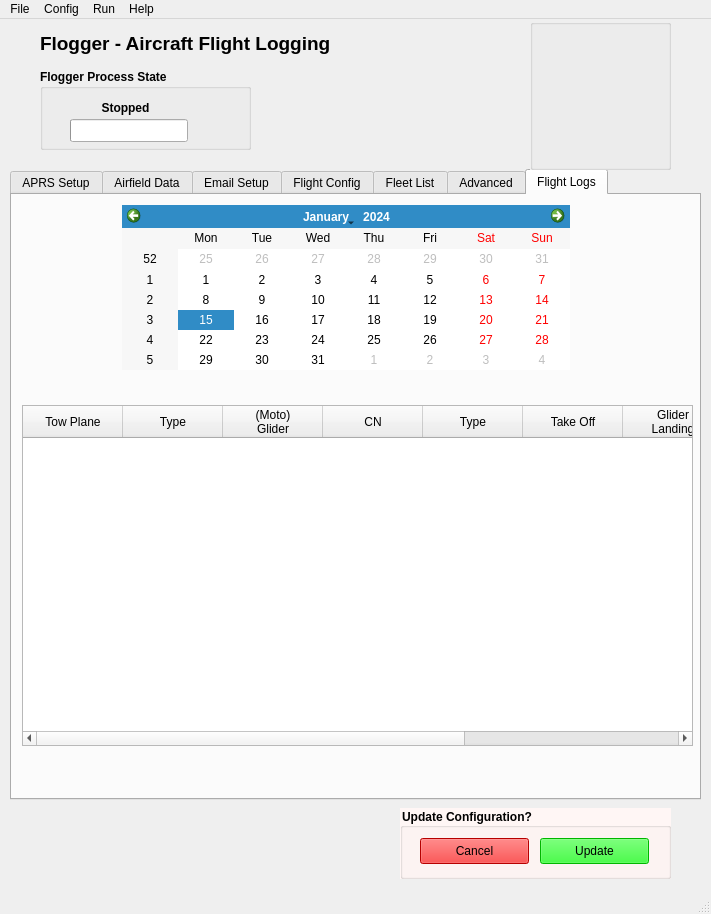
The window that flogger.ui (tobiz/OGN-Flight-Logger_V3) describes before a commit, drawn with Qt 5.
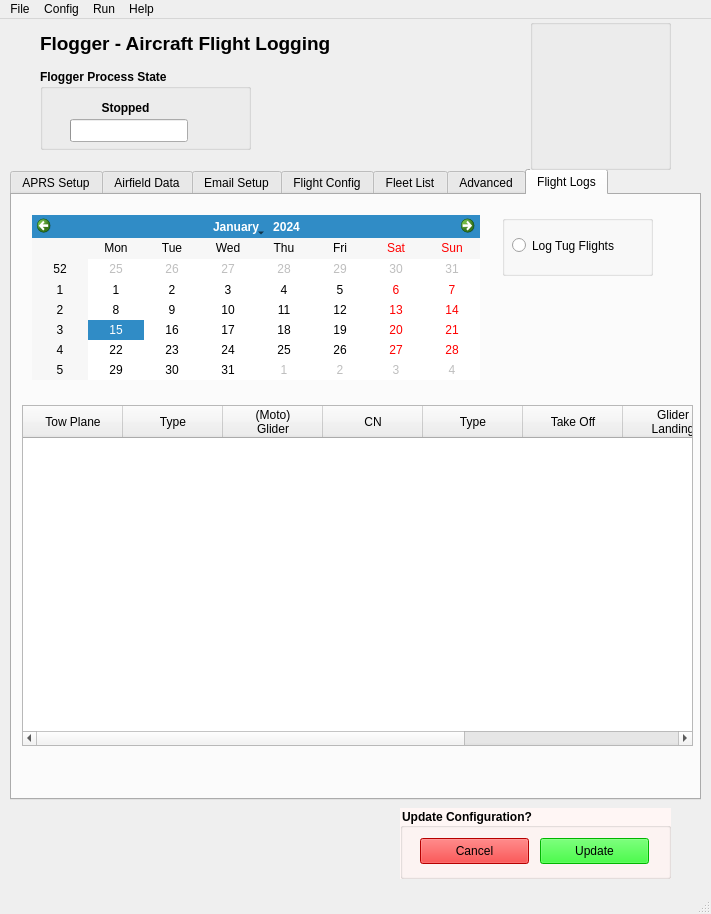
The same window after the commit. The open tabs and pages were chosen to show the change. Icons and pictures are not drawn.

Commit message: Gui flight log results now similar to OGN Flight Log - at last!

Patch:
```diff
--- a/flogger.ui
+++ b/flogger.ui
@@ -2422,13 +2422,45 @@
      <widget class="QCalendarWidget" name="FlightLogcalendar">
       <property name="geometry">
        <rect>
-        <x>110</x>
-        <y>10</y>
+        <x>20</x>
+        <y>20</y>
         <width>448</width>
         <height>165</height>
        </rect>
       </property>
      </widget>
+     <widget class="QGroupBox" name="LogTugsBox_2">
+      <property name="geometry">
+       <rect>
+        <x>490</x>
+        <y>20</y>
+        <width>151</width>
+        <height>61</height>
+       </rect>
+      </property>
+      <property name="toolTip">
+       <string>&lt;html&gt;&lt;head/&gt;&lt;body&gt;&lt;p&gt;Log Tug FLights if checked&lt;/p&gt;&lt;/body&gt;&lt;/html&gt;</string>
+      </property>
+      <property name="title">
+       <string/>
+      </property>
+      <widget class="QRadioButton" name="LogTugsButton_2">
+       <property name="geometry">
+        <rect>
+         <x>10</x>
+         <y>20</y>
+         <width>141</width>
+         <height>21</height>
+        </rect>
+       </property>
+       <property name="toolTip">
+        <string>&lt;html&gt;&lt;head/&gt;&lt;body&gt;&lt;p&gt;Log Tug FLights if checked&lt;/p&gt;&lt;/body&gt;&lt;/html&gt;</string>
+       </property>
+       <property name="text">
+        <string>Log Tug Flights</string>
+       </property>
+      </widget>
+     </widget>
     </widget>
    </widget>
    <widget class="QGroupBox" name="IcongroupBox">
```
Left out of the diff: 13 changed lines with no effect on the pictures. The commit also changes 6 other files.
